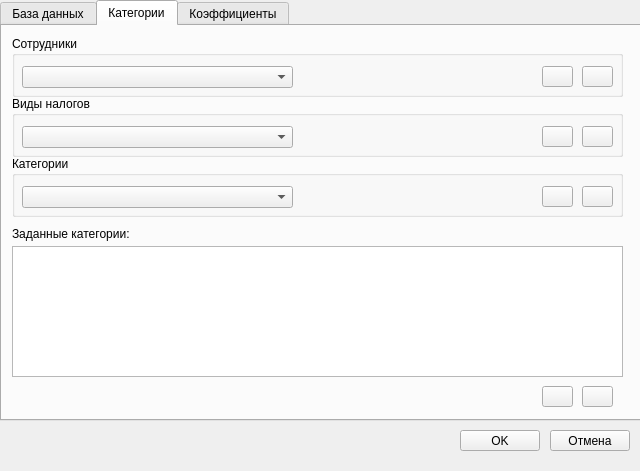
Before: the Qt Designer form settingwindow.ui in yuriybobko/PCReport, drawn with Qt 5.
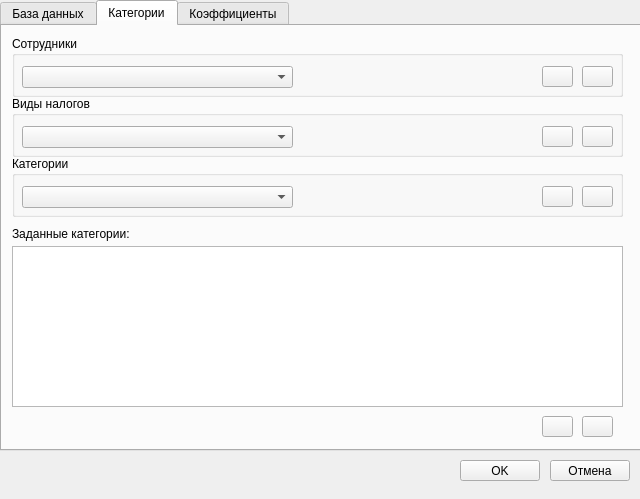
After: the same form once the commit is applied.

Patch:
```diff
--- a/settingwindow.ui
+++ b/settingwindow.ui
@@ -10,7 +10,7 @@
     <x>0</x>
     <y>0</y>
     <width>640</width>
-    <height>471</height>
+    <height>499</height>
    </rect>
   </property>
   <property name="windowTitle">
@@ -20,7 +20,7 @@
    <property name="geometry">
     <rect>
      <x>550</x>
-     <y>430</y>
+     <y>460</y>
      <width>80</width>
      <height>21</height>
     </rect>
@@ -33,7 +33,7 @@
    <property name="geometry">
     <rect>
      <x>460</x>
-     <y>430</y>
+     <y>460</y>
      <width>80</width>
      <height>21</height>
     </rect>
@@ -48,7 +48,7 @@
      <x>0</x>
      <y>0</y>
      <width>641</width>
-     <height>421</height>
+     <height>451</height>
     </rect>
    </property>
    <property name="contextMenuPolicy">
@@ -279,7 +279,7 @@
      <property name="geometry">
       <rect>
        <x>540</x>
-       <y>360</y>
+       <y>390</y>
        <width>31</width>
        <height>21</height>
       </rect>
@@ -292,7 +292,7 @@
      <property name="geometry">
       <rect>
        <x>580</x>
-       <y>360</y>
+       <y>390</y>
        <width>31</width>
        <height>21</height>
       </rect>
@@ -320,7 +320,7 @@
        <x>10</x>
        <y>220</y>
        <width>611</width>
-       <height>131</height>
+       <height>161</height>
       </rect>
      </property>
     </widget>
```
